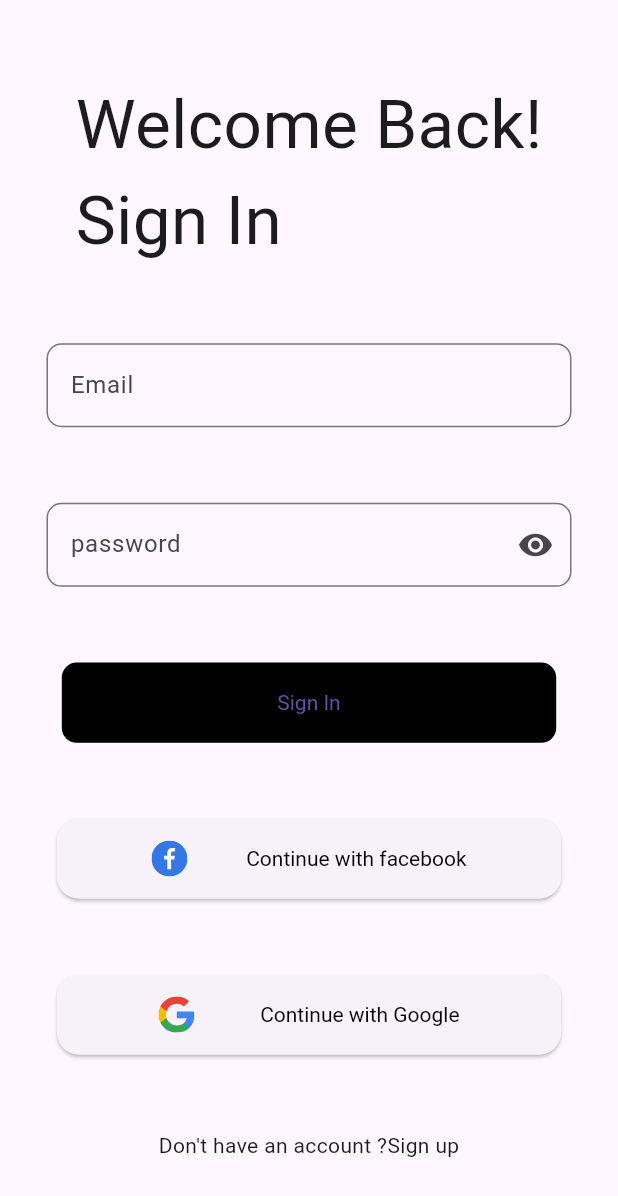
After one commit to debugger-snjy/snapshop, a Flutter app: the LoginScreen screen opened by its route, on a phone screen of 412 x 824 dp. The commit adds this screen. Shown: the top 1196 px of the screen. Run offline on Flutter 3.47's test engine with Material 3 defaults, Android fonts, the phone set to English and light mode, and no system bars; our stand-ins replace flutter_svg.

Commit message:
// Aditya -Login Screen

```diff
--- /dev/null
+++ b/lib/constants/texts.dart
@@ -0,0 +1,13 @@
+
+
+class Texts{
+  static const welcomeMessage= 'Welcome Back!';
+  static const signMessage='Sign In';
+  static const forgotPasswordMessage='Forgot Password ?';
+  static const doNotHaveAccountMessage="Don't have an account ?";
+  static const signUpMessage='Sign up';
+  static const signInFacebook='Continue with facebook';
+  static const signInGoogle='Continue with Google';
+  static const email='Email';
+  static const password='password';
+}
--- a/lib/main.dart
+++ b/lib/main.dart
@@ -4,6 +4,7 @@
 import 'package:flutter/material.dart';
 import 'package:provider/provider.dart';
 import 'package:snapshop/provider/slider_provider.dart';
+import 'package:snapshop/screens/login_screen.dart';
 import 'package:snapshop/screens/onboarding_screen.dart';
 import 'package:snapshop/screens/splash_screen.dart';
 import 'package:snapshop/utils/app_routes.dart';
@@ -25,7 +26,8 @@ class MyApp extends StatelessWidget {
       child: MaterialApp(
         routes: {
           AppRoutes.defaultPage: (context) => const SplashScreen(),
-          AppRoutes.onboardingScreen : (context) => const OnBoardingScreen()
+          AppRoutes.onboardingScreen : (context) => const OnBoardingScreen(),
+          AppRoutes.loginPage: (context)=> const LoginScreen()
         },
       ),
     );
--- /dev/null
+++ b/lib/screens/login_screen.dart
@@ -0,0 +1,67 @@
+// Create by Aditya Lad
+import 'package:flutter/material.dart';
+import 'package:flutter_svg/flutter_svg.dart';
+import 'package:snapshop/constants/texts.dart';
+import 'package:snapshop/widgets/button_dart_widget.dart';
+import 'package:snapshop/widgets/text_field_custom.dart';
+import 'package:snapshop/widgets/text_field_password.dart';
+
+import '../widgets/button_with_image.dart';
+
+
+
+class LoginScreen extends StatefulWidget {
+  const LoginScreen({super.key});
+
+  @override
+  State<LoginScreen> createState() => _LoginScreenState();
+}
+
+class _LoginScreenState extends State<LoginScreen> {
+  final emailTextEditingController=TextEditingController();
+  final passwordTextEditingController=TextEditingController();
+  @override
+  Widget build(BuildContext context) {
+    return Scaffold(
+         body: Expanded(
+
+              child: Center(
+                child: Column(
+                crossAxisAlignment: CrossAxisAlignment.center,
+                  mainAxisAlignment: MainAxisAlignment.spaceEvenly,
+                  children: [
+
+                       const Column(
+                         crossAxisAlignment: CrossAxisAlignment.start,
+                         children: [
+                           Text(Texts.welcomeMessage, style: TextStyle(fontSize: 45),),
+                           Text(Texts.signMessage,style: TextStyle(fontSize: 45),),
+                         ],
+                       ),
+
+                       CustomTextField(controller: emailTextEditingController, radius: 10, text:Texts.email ),
+                       CustomPasswordField(controller: passwordTextEditingController, radius: 10, text: Texts.password),
+                       DarkButton(radius: 10, text: const Text(Texts.signMessage), actions: (){},
+                         buttonHeight: MediaQuery.of(context).size.height*0.065,
+                         buttonWidth: MediaQuery.of(context).size.width*0.8,),
+                       Button(radius: 15,text: const Text(Texts.signInFacebook,style: TextStyle(color: Colors.black),),actions: (){}, image: SvgPicture.asset("lib/assets/icons/facebook_icon.svg"),  buttonHeight: MediaQuery.of(context).size.height*0.065,
+                         buttonWidth: MediaQuery.of(context).size.width*0.7,),
+                       Button(radius: 15, text: const Text(Texts.signInGoogle,style: TextStyle(color: Colors.black)), actions: (){}, image: SvgPicture.asset('lib/assets/icons/google_icon.svg'), buttonHeight: MediaQuery.of(context).size.height*0.065,
+                buttonWidth: MediaQuery.of(context).size.width*0.7,),
+                       const Row(
+
+                         mainAxisAlignment: MainAxisAlignment.center,
+                         children: [
+                           Text(Texts.doNotHaveAccountMessage),
+                           Text(Texts.signUpMessage)
+                         ],
+                       ),
+
+
+                  ],
+                ),
+              ),
+         ),
+    );
+  }
+}
--- /dev/null
+++ b/lib/widgets/button_with_image.dart
@@ -0,0 +1,37 @@
+// Create by Aditya Lad
+import 'package:flutter/material.dart';
+import 'package:flutter_svg/flutter_svg.dart';
+
+class Button extends StatelessWidget {
+  final double radius,buttonHeight,buttonWidth;
+  final Text text;
+  final VoidCallback actions;
+  const Button({super.key, required this.radius, required this.text,required this.actions, required this.image, required this.buttonHeight, required this.buttonWidth});
+  final SvgPicture image;
+  @override
+  Widget build(BuildContext context) {
+    return ElevatedButton(
+      onPressed: actions,
+      style: ElevatedButton.styleFrom(
+
+          textStyle: const TextStyle(color: Colors.white),
+          shape: RoundedRectangleBorder(
+              borderRadius: BorderRadius.circular(radius)
+          )
+
+      ),
+      child: Container(
+        width: buttonWidth,
+        height: buttonHeight,
+
+        child: Row(
+          mainAxisAlignment: MainAxisAlignment.spaceEvenly,
+          children: [
+            image,
+            text
+          ],
+        ),
+      ),
+    );
+  }
+}
--- /dev/null
+++ b/lib/widgets/text_field_custom.dart
@@ -0,0 +1,27 @@
+import 'package:flutter/material.dart';
+
+class CustomTextField extends StatelessWidget {
+  const CustomTextField({super.key, required this.controller, required this.radius, required this.text});
+  final TextEditingController controller;
+  final double radius;
+  final String text;
+  @override
+  Widget build(BuildContext context) {
+    return Container(
+      width: 350,
+      child: TextField(
+
+        controller: controller,
+        decoration:
+
+        InputDecoration(
+          border: OutlineInputBorder(
+            borderRadius: BorderRadius.circular(radius)
+          ),
+          hintText: text,
+
+        ),
+      ),
+    );
+  }
+}
--- /dev/null
+++ b/lib/widgets/text_field_password.dart
@@ -0,0 +1,54 @@
+import 'package:flutter/material.dart';
+
+class CustomPasswordField extends StatefulWidget {
+  const CustomPasswordField({super.key, required this.controller, required this.radius, required this.text});
+
+
+  final TextEditingController controller;
+  final double radius;
+  final String text;
+
+  @override
+  State<CustomPasswordField> createState() => _CustomPasswordFieldState();
+
+}
+
+class _CustomPasswordFieldState extends State<CustomPasswordField> {
+  bool passwordVisible=false;
+  @override
+  void initState() {
+
+    super.initState();
+    passwordVisible=true;
+  }
+  @override
+  Widget build(BuildContext context) {
+    return Container(
+      width: 350,
+      child: TextField(
+        obscureText: passwordVisible,
+        controller: widget.controller,
+
+        decoration: InputDecoration(
+
+          border: OutlineInputBorder(
+              borderRadius: BorderRadius.circular(widget.radius)
+          ),
+          hintText: widget.text,
+          suffixIcon: IconButton(
+            icon: Icon(passwordVisible
+                ? Icons.visibility
+                : Icons.visibility_off),
+            onPressed: () {
+              setState(
+                    () {
+                  passwordVisible = !passwordVisible;
+                },
+              );
+            },
+          ),
+        ),
+      ),
+    );
+  }
+}
--- a/pubspec.yaml
+++ b/pubspec.yaml
@@ -35,8 +35,8 @@ dependencies:
   # The following adds the Cupertino Icons font to your application.
   # Use with the CupertinoIcons class for iOS style icons.
   cupertino_icons: ^1.0.6
-  carousel_slider: ^4.2.1
   provider: ^6.1.2
+  flutter_svg: ^2.0.10+1
 
 dev_dependencies:
   flutter_test:
```
Also changed, not shown: lib/widgets/button_dart_widget.dart (+5 -5 lines), lib/assets/icons/facebook_icon.svg (added), lib/assets/icons/google_icon.svg (added), pubspec.lock.
